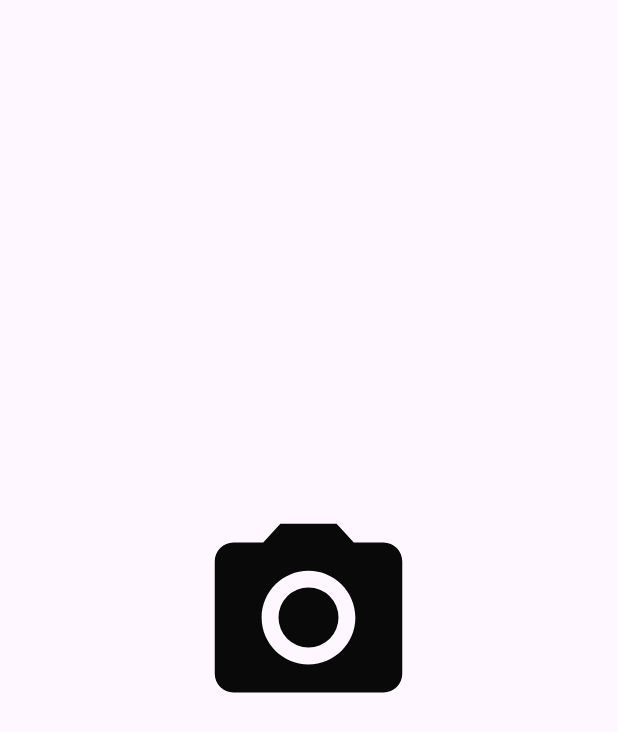
After one commit to resultb0ss/UrbanMessenger, an Android app: the layout alert_dialog_attach_file.xml on its own in the app's theme, with its tools: preview values and no code run, on a phone screen of 412 x 824 dp. The commit adds this screen. Shown: the top 732 px of the screen. Run offline under Robolectric (Android 15) with nearby library versions, the phone set to English and light mode, and no system bars.

Commit message:
Did: ---------------------- Attach photo in single chat
Added:
----------------------

Do:
---------------------
Push notifications with retrofitapi and firebase

```diff
--- a/app/src/main/java/com/example/urbanmessenger/MainActivity.kt
+++ b/app/src/main/java/com/example/urbanmessenger/MainActivity.kt
@@ -34,13 +34,10 @@ class MainActivity : AppCompatActivity() {
 
     private var _binding: ActivityMainBinding? = null
     private val binding get() = _binding!!
-    private var searchItem = false
 
     private lateinit var headerImage: ImageView
     private lateinit var headerFullNameOrEmail: TextView
     private lateinit var headerPhoneOrStatus: TextView
-
-    private lateinit var navView: View
 
     private lateinit var mListenerHeader: AppValueEventListener
     private lateinit var mReceivingUser: UserData
@@ -67,7 +64,6 @@ class MainActivity : AppCompatActivity() {
         setSupportActionBar(binding.mainActivityToolbar)
         permissionLauncherMultiple.launch(permissions)
 
-
     }
 
     override fun onResume() {
@@ -76,7 +72,6 @@ class MainActivity : AppCompatActivity() {
         initFirebase()
         initUser()
         setValueEventListener()
-
 
     }
 
--- /dev/null
+++ b/app/src/main/res/layout/alert_dialog_attach_file.xml
@@ -0,0 +1,15 @@
+<?xml version="1.0" encoding="utf-8"?>
+<LinearLayout xmlns:android="http://schemas.android.com/apk/res/android"
+    android:layout_width="match_parent"
+    android:layout_height="match_parent"
+    android:gravity="center"
+    android:orientation="vertical">
+
+    <ImageView
+        android:id="@+id/singleChatAlertDialogImageView"
+        android:layout_width="150dp"
+        android:layout_height="150dp"
+        android:src="@drawable/ic_camera_24" />
+
+
+</LinearLayout>
```
Also changed, not shown: app/src/main/java/com/example/urbanmessenger/single_chat/SingleChatFragment.kt (+33 -1 lines).
